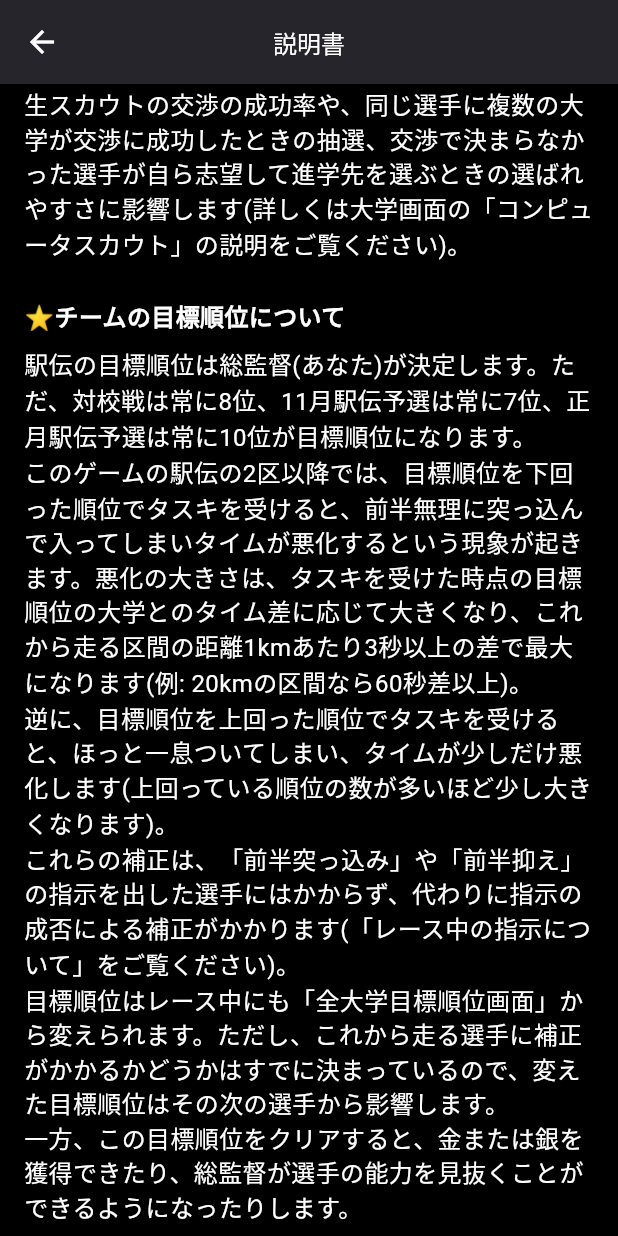
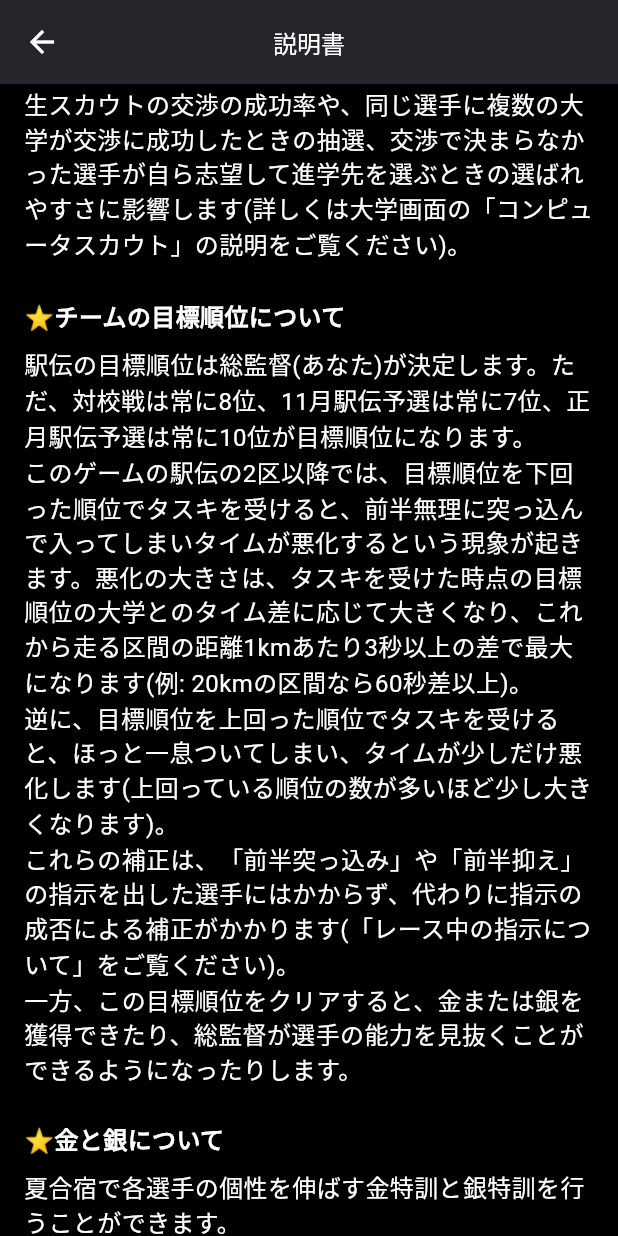
Before and after one commit to shin-tomura/ekidenss, a Flutter app: the SettingScreen screen opened directly, scrolled down 2880 dp, on a phone screen of 412 x 824 dp. Run offline on Flutter 3.47's test engine with Material 3 defaults, Android fonts, the phone set to English and light mode, and no system bars; our stand-ins replace auto_size_text, csv, file_picker, fl_chart, hive, hive_flutter and 6 more; missing offline and left inert: mobile_scanner, two_dimensional_scrollables; accounts and stored records are empty.

Commit message:
1.8.0test: 説明書画面から、レース中の目標順位の変更(箱庭モード限定の機能)の説明を削除
Co-Authored-By: Claude Opus 5.5 <noreply@anthropic.com>
Claude-Session: https://claude.ai/code/session_013nvimHR1CfXnwf1X6wTGF5

```diff
--- a/ToDo.txt
+++ b/ToDo.txt
@@ -5,7 +5,7 @@
 ・全大学の新入生の進学先(交渉・志望・留学生)を見られる「新入生の進学先(全大学)」の画面を追加した。スカウト終了時のダイアログの「全大学の新入生を見る」と、最新画面の「新入生が入りました！」の表示(4月5日)と、大学画面の「新入生の進学先(全大学)」から開け、翌年のスカウトまで見られる(スキップ中にスカウトが済んだ年も見られる)。大学ごと(あなたの大学が先頭で、ほかの大学は大学ID順(初期値)か名声の高い順)と、選手ごと(5000m持ちタイム順)の表示を切り替えられる。選手名を押すと、その選手の選手データを見られる。スカウトの途中に開いた場合は、進学先が決まった選手だけを大学ごとに出す(進路未定の選手の選手データは開けない)。コンピュータスカウトOFFで入学した年は、交渉・志望の区別なしで出す
 ・スカウト終了時のダイアログ「あなたの大学に入学する新入生」で、交渉で入学が決まった選手の見出しを【確定】から【交渉】にした(スカウト後は全員の進学先が決まっているので、自ら志望して入学した選手の【志望】と入り方で対比できるように。スカウト中のラウンドの結果などの「確定」は今まで通り)
 ・コンピュータスカウトの設定に「評価の割合(タイム:能力)」を追加した(コンピュータの大学が新入生を評価するときに、5000m持ちタイムと能力をどの割合で重視するか。全大学共通で、100:0〜0:100の10%刻み。初期値は今まで通りの50:50。スカウト方針が「タイム重視」の大学は、今まで通り持ちタイムだけで評価する)。各種設定のQRコードにも含めるようにした
-・説明書画面の説明を今の仕様に合わせて見直した(総監督ができることの説明を新入生スカウトや練習メニューなどを含めた形に直し、目標順位を下回ったときの悪化がタイム差に応じること、目標順位を上回ったときのほっと一息、前半突っ込み・前半抑えの指示を出した選手には目標順位による補正がかからないこと、レース中の目標順位の変更、場面ごとに出せる指示、正月駅伝予選のフリー走での指示、コンピュータの大学の指示と金銀、学連選抜には指示が出ないこと、練習メニューと大学の個性による能力の効き方の違い、コンピュータスカウトONでの名声の影響の説明を追加した)
+・説明書画面の説明を今の仕様に合わせて見直した(総監督ができることの説明を新入生スカウトや練習メニューなどを含めた形に直し、目標順位を下回ったときの悪化がタイム差に応じること、目標順位を上回ったときのほっと一息、前半突っ込み・前半抑えの指示を出した選手には目標順位による補正がかからないこと、場面ごとに出せる指示、正月駅伝予選のフリー走での指示、コンピュータの大学の指示と金銀、学連選抜には指示が出ないこと、練習メニューと大学の個性による能力の効き方の違い、コンピュータスカウトONでの名声の影響の説明を追加した)
 1.7.9　21790
 ・目標順位を下回ったときの前半突っ込みによるタイム悪化を、目標順位の大学とのタイム差に応じた大きさにした(差が小さいほど悪化も小さい。最大の悪化は今まで通りで、これから走る区間の距離1kmあたり3秒以上の差で最大になる。例: 20kmの区間なら60秒差以上)。また、この補正の説明に目標順位の大学とのタイム差も表示するようにした
 ・コンピュータの大学の金銀の使用を、プレイヤーと同じく夏合宿のときだけにした(春の定期支給や目標順位達成で獲得した金銀は夏合宿まで保有し、夏合宿でまとめて使う。秋以降に獲得した分は翌年の夏合宿で使う。夏合宿の時点で「コンピュータ金銀使用」がOFFの場合、保有していた金銀は使わずに消える)
--- a/lib/screens/setting_screen.dart
+++ b/lib/screens/setting_screen.dart
@@ -1006,10 +1006,6 @@ class _SettingScreenState extends State<SettingScreen> {
               style: TextStyle(color: Colors.white),
             ),
             const Text(
-              "目標順位はレース中にも「全大学目標順位画面」から変えられます。ただし、これから走る選手に補正がかかるかどうかはすでに決まっているので、変えた目標順位はその次の選手から影響します。",
-              style: TextStyle(color: Colors.white),
-            ),
-            const Text(
               "一方、この目標順位をクリアすると、金または銀を獲得できたり、総監督が選手の能力を見抜くことができるようになったりします。",
               style: TextStyle(color: Colors.white),
             ),
```
